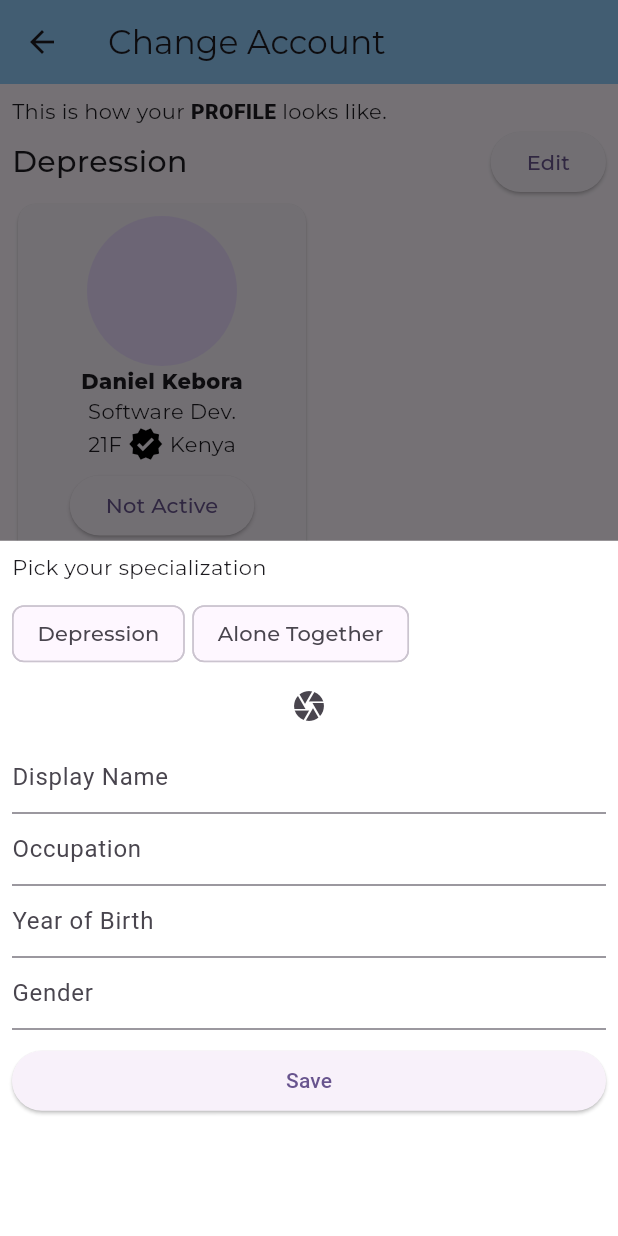
After one commit to kebora/twonine, a Flutter app: the ChangeAccountView screen opened directly, after a tap on "Edit", on a phone screen of 412 x 824 dp. The commit adds this screen. Run offline on Flutter 3.47's test engine with Material 2 defaults, Android fonts, the phone set to English and light mode, and no system bars; our stand-ins replace firebase_auth, firebase_core, font_awesome_flutter, get, google_sign_in; missing offline and left inert: particles_fly; accounts and stored records are empty.

Commit message:
add change account view

```diff
--- a/lib/constants.dart
+++ b/lib/constants.dart
@@ -1,3 +1,5 @@
+import 'dart:core';
+
 import 'package:flutter/material.dart';
 
 TextStyle textStyle = const TextStyle(
@@ -8,3 +10,24 @@ TextStyle textStyleBold = const TextStyle(
   fontFamily: "Montserrat",
   fontWeight: FontWeight.w400,
 );
+
+//
+const List<String> allServices = <String>[
+  'Depression',
+  'Anxiety',
+  'Relationship issues',
+  'Trauma',
+  'Grief and loss',
+  'Addiction',
+  'Eating disorder',
+  'Need someone to talk to',
+  'Alone together',
+  'Professional',
+];
+
+//
+const List<String> counselorTypes = <String>[
+  'Peer Counselor',
+  'Verified Peer Counselor',
+  'Professional Counselor'
+];
--- /dev/null
+++ b/lib/home/change_account_view.dart
@@ -0,0 +1,56 @@
+import 'package:flutter/material.dart';
+import 'package:twonine/constants.dart';
+import 'package:twonine/home/widgets/change_account_view_counselor_card.dart';
+
+class ChangeAccountView extends StatelessWidget {
+  const ChangeAccountView({super.key});
+
+  @override
+  Widget build(BuildContext context) {
+    return Scaffold(
+      appBar: AppBar(
+        title: Text(
+          "Change Account",
+          style: textStyle,
+        ),
+        backgroundColor: Colors.blue.shade200,
+      ),
+      body: Padding(
+        padding: const EdgeInsets.all(8.0),
+        child: ListView(
+          children: [
+            Text.rich(
+              TextSpan(
+                  text: "This is how your ",
+                  style: textStyle,
+                  children: const [
+                    TextSpan(
+                        text: "PROFILE",
+                        style: TextStyle(fontWeight: FontWeight.w800)),
+                    TextSpan(
+                      text: " looks like.",
+                    ),
+                  ]),
+            ),
+            const ChangeAccountViewCounselorCard(),
+            const SizedBox(
+              height: 10,
+            ),
+            const Text(
+              "Description",
+              style: TextStyle(
+                fontFamily: "Montserrat",
+                fontSize: 20,
+                fontWeight: FontWeight.w500,
+              ),
+            ),
+            Text(
+              "It is a long established fact that a reader will be distracted by the readable content of a page when looking at its layout. The point of using Lorem Ipsum is that it has a more-or-less normal distribution of letters, as opposed to using 'Content here, content here', making it look like readable English.",
+              style: textStyle,
+            ),
+          ],
+        ),
+      ),
+    );
+  }
+}
--- a/lib/home/widgets/app_drawer.dart
+++ b/lib/home/widgets/app_drawer.dart
@@ -3,6 +3,7 @@ import 'package:get/get.dart';
 import 'package:google_sign_in/google_sign_in.dart';
 import 'package:twonine/authentication/authentication.dart';
 import 'package:twonine/constants.dart';
+import 'package:twonine/home/change_account_view.dart';
 
 class AppDrawerView extends StatelessWidget {
   const AppDrawerView({
@@ -58,7 +59,12 @@ class AppDrawerView extends StatelessWidget {
                 height: 10,
               ),
               ListTile(
-                onTap: () {},
+                onTap: () {
+                  Get.to(
+                    () => const ChangeAccountView(),
+                    transition: Transition.native,
+                  );
+                },
                 leading: const Icon(Icons.account_circle),
                 title: Text(
                   "Change account",
--- /dev/null
+++ b/lib/home/widgets/change_account_view_counselor_card.dart
@@ -0,0 +1,189 @@
+import 'package:flutter/material.dart';
+import 'package:get/get.dart';
+import 'package:twonine/constants.dart';
+
+class ChangeAccountViewCounselorCard extends StatelessWidget {
+  const ChangeAccountViewCounselorCard({super.key});
+
+  @override
+  Widget build(BuildContext context) {
+    return SizedBox(
+      width: MediaQuery.of(context).size.width,
+      child: Column(
+        children: [
+          Row(
+            mainAxisAlignment: MainAxisAlignment.spaceBetween,
+            children: [
+              const Text(
+                "Depression",
+                style: TextStyle(
+                  fontFamily: "Montserrat",
+                  fontSize: 20,
+                  fontWeight: FontWeight.w500,
+                ),
+              ),
+              ElevatedButton(
+                onPressed: () {
+                  Get.bottomSheet(Container(
+                    color: Colors.white,
+                    child: Padding(
+                      padding: const EdgeInsets.all(8.0),
+                      child: ListView(
+                        children: [
+                          Text(
+                            "Pick your specialization",
+                            style: textStyle,
+                          ),
+                          const SizedBox(
+                            height: 10,
+                          ),
+                          Row(
+                            children: [
+                              Chip(
+                                label: Text(
+                                  "Depression",
+                                  style: textStyle,
+                                ),
+                              ),
+                              const SizedBox(
+                                width: 5,
+                              ),
+                              Chip(
+                                label: Text(
+                                  "Alone Together",
+                                  style: textStyle,
+                                ),
+                              ),
+                            ],
+                          ),
+                          Center(
+                            child: IconButton(
+                                icon: const Icon(Icons.camera),
+                                onPressed: () {}),
+                          ),
+                          const TextField(
+                            decoration: InputDecoration(
+                              hintText: "Display Name",
+                            ),
+                          ),
+
+                          const TextField(
+                            decoration: InputDecoration(
+                              hintText: "Occupation",
+                            ),
+                          ),
+                          const TextField(
+                            decoration: InputDecoration(
+                              hintText: "Year of Birth",
+                            ),
+                          ),
+                          const TextField(
+                            decoration: InputDecoration(
+                              hintText: "Gender",
+                            ),
+                          ),
+                          const SizedBox(
+                            height: 10,
+                          ),
+
+                          ElevatedButton(
+                              onPressed: () {}, child: const Text("Save"))
+                          // SizedBox(
+                          //   width: MediaQuery.of(context).size.width,
+                          //   child: DropdownButton<String>(
+                          //     value: dropdownValue,
+                          //     icon: const Icon(Icons.arrow_downward),
+                          //     elevation: 16,
+                          //     style: const TextStyle(color: Colors.deepPurple),
+                          //     underline: Container(
+                          //       height: 2,
+                          //       color: Colors.deepPurpleAccent,
+                          //     ),
+                          //     onChanged: (String? value) {},
+                          //     items: allServices
+                          //         .map<DropdownMenuItem<String>>((String value) {
+                          //       return DropdownMenuItem<String>(
+                          //         value: value,
+                          //         child: Text(value),
+                          //       );
+                          //     }).toList(),
+                          //   ),
+                          // ),
+                        ],
+                      ),
+                    ),
+                  ));
+                },
+                child: const Text(
+                  "Edit",
+                  style: TextStyle(
+                    fontFamily: "Montserrat",
+                    fontWeight: FontWeight.w500,
+                  ),
+                ),
+              ),
+            ],
+          ),
+          Row(
+            children: [
+              SizedBox(
+                height: 250,
+                width: 200,
+                child: Card(
+                  child: Padding(
+                    padding: const EdgeInsets.all(8.0),
+                    child: Column(
+                      children: [
+                        const CircleAvatar(
+                          radius: 50,
+                        ),
+                        const Text(
+                          "Daniel Kebora",
+                          style: TextStyle(
+                            fontWeight: FontWeight.w800,
+                            fontFamily: "Montserrat",
+                          ),
+                        ),
+                        Text(
+                          "Software Dev.",
+                          style: textStyleBold,
+                        ),
+                        Row(
+                          mainAxisAlignment: MainAxisAlignment.center,
+                          children: [
+                            Text(
+                              "21F ",
+                              style: textStyle,
+                            ),
+                            const Icon(
+                              Icons.verified,
+                              color: Colors.black,
+                              // color: Colors.blue.shade200,
+                            ),
+                            Text(
+                              " Kenya",
+                              style: textStyle,
+                            )
+                          ],
+                        ),
+                        const SizedBox(
+                          height: 5,
+                        ),
+                        ElevatedButton(
+                            onPressed: () {},
+                            child: Text(
+                              "Not Active",
+                              style: textStyle,
+                            ))
+                      ],
+                    ),
+                  ),
+                ),
+              ),
+            ],
+          ),
+        ],
+      ),
+    );
+  }
+}
```
